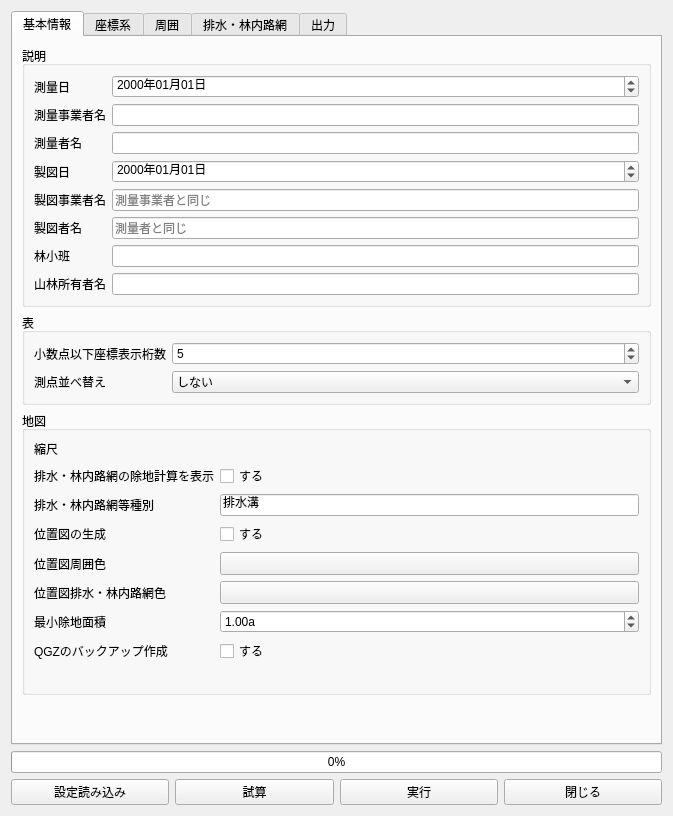
Above: main_dialog.ui from CleanDiesel/RingyoZumenMaker before the change. Below: the same form after it.
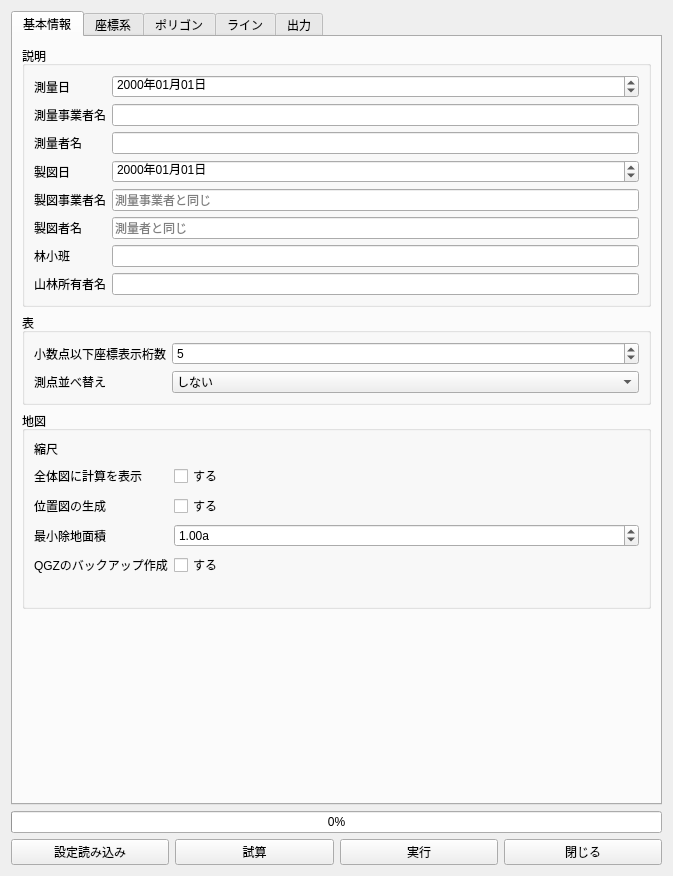
That is the form after the change. Custom widgets are drawn as their Qt base class.

Diff of the .ui file:
```diff
--- a/main_dialog.ui
+++ b/main_dialog.ui
@@ -7,7 +7,7 @@
     <x>0</x>
     <y>0</y>
     <width>673</width>
-    <height>816</height>
+    <height>876</height>
    </rect>
   </property>
   <property name="sizePolicy">
@@ -235,7 +235,7 @@
           <item row="3" column="0">
            <widget class="QLabel" name="label_26">
             <property name="text">
-             <string>排水・林内路網の除地計算を表示</string>
+             <string>全体図に計算を表示</string>
             </property>
            </widget>
           </item>
@@ -246,23 +246,6 @@
             </property>
            </widget>
           </item>
-          <item row="4" column="0">
-           <widget class="QLabel" name="label_25">
-            <property name="text">
-             <string>排水・林内路網等種別</string>
-            </property>
-           </widget>
-          </item>
-          <item row="4" column="1">
-           <widget class="QLineEdit" name="haisuiType">
-            <property name="enabled">
-             <bool>true</bool>
-            </property>
-            <property name="text">
-             <string>排水溝</string>
-            </property>
-           </widget>
-          </item>
           <item row="8" column="0">
            <widget class="QLabel" name="label_9">
             <property name="text">
@@ -277,40 +260,6 @@
             </property>
            </widget>
           </item>
-          <item row="9" column="0">
-           <widget class="QLabel" name="label_16">
-            <property name="text">
-             <string>位置図周囲色</string>
-            </property>
-           </widget>
-          </item>
-          <item row="9" column="1">
-           <widget class="QgsColorButton" name="shui_color">
-            <property name="sizePolicy">
-             <sizepolicy hsizetype="Expanding" vsizetype="Fixed">
-              <horstretch>0</horstretch>
-              <verstretch>0</verstretch>
-             </sizepolicy>
-            </property>
-           </widget>
-          </item>
-          <item row="10" column="0">
-           <widget class="QLabel" name="label_14">
-            <property name="text">
-             <string>位置図排水・林内路網色</string>
-            </property>
-           </widget>
-          </item>
-          <item row="10" column="1">
-           <widget class="QgsColorButton" name="haisui_color">
-            <property name="sizePolicy">
-             <sizepolicy hsizetype="Expanding" vsizetype="Fixed">
-              <horstretch>0</horstretch>
-              <verstretch>0</verstretch>
-             </sizepolicy>
-            </property>
-           </widget>
-          </item>
           <item row="11" column="0">
            <widget class="QLabel" name="label_10">
             <property name="text">
@@ -318,13 +267,6 @@
             </property>
            </widget>
           </item>
-          <item row="13" column="0">
-           <widget class="QLabel" name="qgisLabel">
-            <property name="text">
-             <string/>
-            </property>
-           </widget>
-          </item>
           <item row="11" column="1">
            <widget class="QDoubleSpinBox" name="minEx">
             <property name="suffix">
@@ -352,6 +294,13 @@
             </property>
            </widget>
           </item>
+          <item row="14" column="0">
+           <widget class="QLabel" name="qgisLabel">
+            <property name="text">
+             <string/>
+            </property>
+           </widget>
+          </item>
          </layout>
         </widget>
        </item>
@@ -416,7 +365,7 @@
      </widget>
      <widget class="QWidget" name="tab_3">
       <attribute name="title">
-       <string>周囲</string>
+       <string>ポリゴン</string>
       </attribute>
       <layout class="QVBoxLayout" name="verticalLayout_6">
        <item>
@@ -466,7 +415,7 @@
      </widget>
      <widget class="QWidget" name="tab_4">
       <attribute name="title">
-       <string>排水・林内路網</string>
+       <string>ライン</string>
       </attribute>
       <layout class="QVBoxLayout" name="verticalLayout_11">
        <item>
@@ -792,11 +741,6 @@
   </layout>
  </widget>
  <customwidgets>
-  <customwidget>
-   <class>QgsColorButton</class>
-   <extends>QToolButton</extends>
-   <header>qgscolorbutton.h</header>
-  </customwidget>
   <customwidget>
    <class>QgsFieldExpressionWidget</class>
    <extends>QWidget</extends>
```
Left out of the diff: 19 changed lines with no effect on the pictures.
